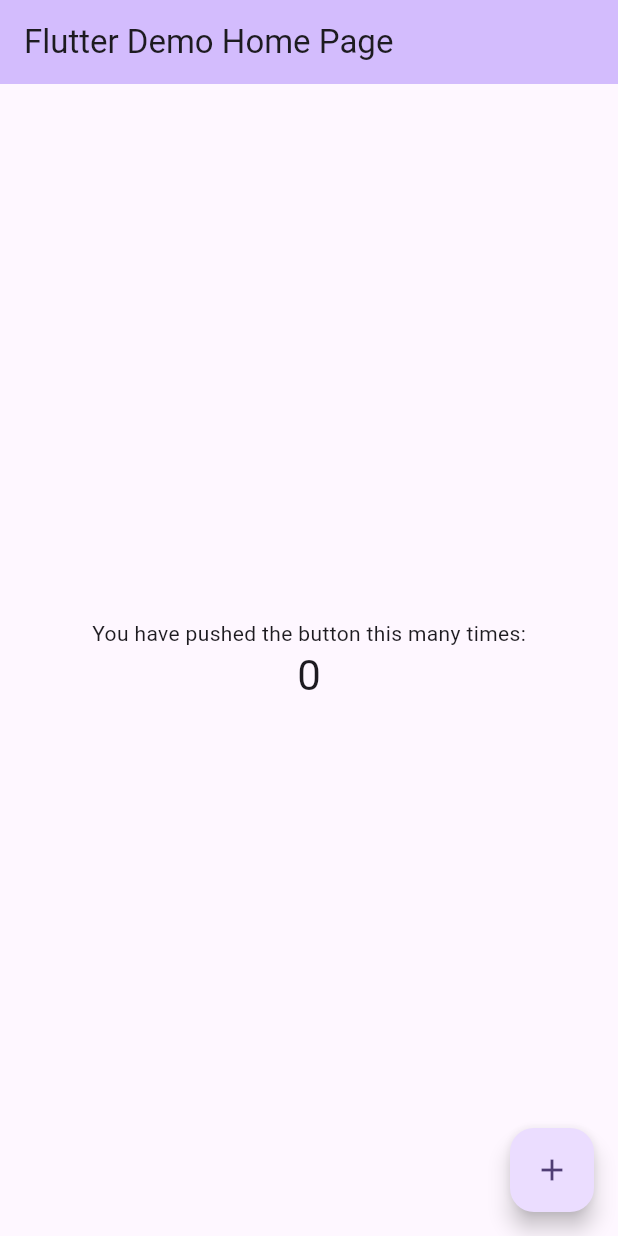
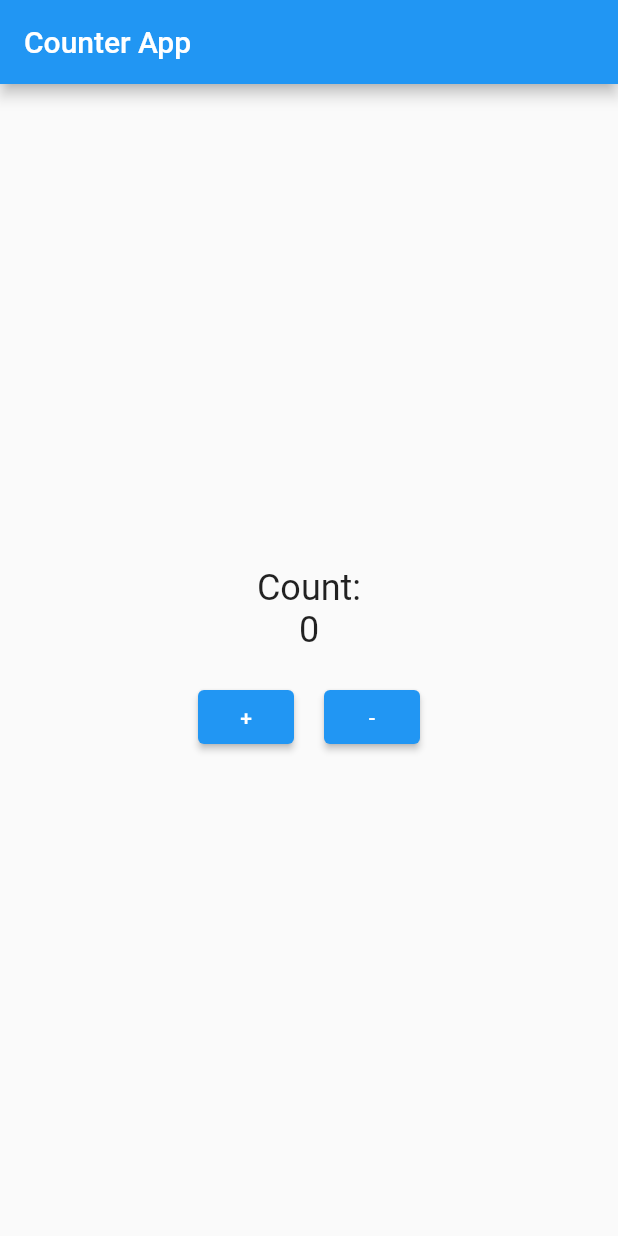
Before and after one commit to csearafat01/module_7_live_test, a Flutter app: the screen it shows after launch, on a phone screen of 412 x 824 dp. Run offline on Flutter 3.47's test engine with Material 2 defaults, Android fonts, the phone set to English and light mode, and no system bars.

```diff
--- a/lib/main.dart
+++ b/lib/main.dart
@@ -1,125 +1,99 @@
 import 'package:flutter/material.dart';
 
-void main() {
-  runApp(const MyApp());
-}
+void main() => runApp(MyApp());
 
 class MyApp extends StatelessWidget {
-  const MyApp({super.key});
-
-  // This widget is the root of your application.
   @override
   Widget build(BuildContext context) {
-    return MaterialApp(
-      title: 'Flutter Demo',
-      theme: ThemeData(
-        // This is the theme of your application.
-        //
-        // TRY THIS: Try running your application with "flutter run". You'll see
-        // the application has a blue toolbar. Then, without quitting the app,
-        // try changing the seedColor in the colorScheme below to Colors.green
-        // and then invoke "hot reload" (save your changes or press the "hot
-        // reload" button in a Flutter-supported IDE, or press "r" if you used
-        // the command line to start the app).
-        //
-        // Notice that the counter didn't reset back to zero; the application
-        // state is not lost during the reload. To reset the state, use hot
-        // restart instead.
-        //
-        // This works for code too, not just values: Most code changes can be
-        // tested with just a hot reload.
-        colorScheme: ColorScheme.fromSeed(seedColor: Colors.deepPurple),
-        useMaterial3: true,
-      ),
-      home: const MyHomePage(title: 'Flutter Demo Home Page'),
+    return const MaterialApp(
+      title: 'Module7_LiveTest',
+      home: CountScreen(),
     );
   }
 }
 
-class MyHomePage extends StatefulWidget {
-  const MyHomePage({super.key, required this.title});
-
-  // This widget is the home page of your application. It is stateful, meaning
-  // that it has a State object (defined below) that contains fields that affect
-  // how it looks.
-
-  // This class is the configuration for the state. It holds the values (in this
-  // case the title) provided by the parent (in this case the App widget) and
-  // used by the build method of the State. Fields in a Widget subclass are
-  // always marked "final".
-
-  final String title;
+class CountScreen extends StatefulWidget {
+  const CountScreen({super.key});
 
   @override
-  State<MyHomePage> createState() => _MyHomePageState();
+  _CountScreenState createState() => _CountScreenState();
 }
 
-class _MyHomePageState extends State<MyHomePage> {
-  int _counter = 0;
+class _CountScreenState extends State<CountScreen> {
+  int count = 0;
 
-  void _incrementCounter() {
+  void incrementCount() {
     setState(() {
-      // This call to setState tells the Flutter framework that something has
-      // changed in this State, which causes it to rerun the build method below
-      // so that the display can reflect the updated values. If we changed
-      // _counter without calling setState(), then the build method would not be
-      // called again, and so nothing would appear to happen.
-      _counter++;
+      count++;
+      if (count >= 5) {
+        _showDialog();
+      }
     });
+  }
+
+  void decrementCount() {
+    setState(() {
+      if (count > 0) {
+        count--;
+      }
+    });
+  }
+
+  void _showDialog() {
+    showDialog(
+      context: context,
+      builder: (BuildContext context) {
+        return AlertDialog(
+          title: Text('Button pressed $count times'),
+          actions: <Widget>[
+            TextButton(
+              child: Text('Close'),
+              onPressed: () {
+                Navigator.of(context).pop();
+              },
+            ),
+          ],
+        );
+      },
+    );
   }
 
   @override
   Widget build(BuildContext context) {
-    // This method is rerun every time setState is called, for instance as done
-    // by the _incrementCounter method above.
-    //
-    // The Flutter framework has been optimized to make rerunning build methods
-    // fast, so that you can just rebuild anything that needs updating rather
-    // than having to individually change instances of widgets.
     return Scaffold(
       appBar: AppBar(
-        // TRY THIS: Try changing the color here to a specific color (to
-        // Colors.amber, perhaps?) and trigger a hot reload to see the AppBar
-        // change color while the other colors stay the same.
-        backgroundColor: Theme.of(context).colorScheme.inversePrimary,
-        // Here we take the value from the MyHomePage object that was created by
-        // the App.build method, and use it to set our appbar title.
-        title: Text(widget.title),
+        title: Text('Counter App'),
       ),
       body: Center(
-        // Center is a layout widget. It takes a single child and positions it
-        // in the middle of the parent.
         child: Column(
-          // Column is also a layout widget. It takes a list of children and
-          // arranges them vertically. By default, it sizes itself to fit its
-          // children horizontally, and tries to be as tall as its parent.
-          //
-          // Column has various properties to control how it sizes itself and
-          // how it positions its children. Here we use mainAxisAlignment to
-          // center the children vertically; the main axis here is the vertical
-          // axis because Columns are vertical (the cross axis would be
-          // horizontal).
-          //
-          // TRY THIS: Invoke "debug painting" (choose the "Toggle Debug Paint"
-          // action in the IDE, or press "p" in the console), to see the
-          // wireframe for each widget.
           mainAxisAlignment: MainAxisAlignment.center,
           children: <Widget>[
-            const Text(
-              'You have pushed the button this many times:',
+            Text(
+              'Count:',
+              style: TextStyle(fontSize: 24),
             ),
             Text(
-              '$_counter',
-              style: Theme.of(context).textTheme.headlineMedium,
+              '$count',
+              style: TextStyle(fontSize: 24),
+            ),
+            SizedBox(height: 20),
+            Row(
+              mainAxisAlignment: MainAxisAlignment.center,
+              children: <Widget>[
+                ElevatedButton(
+                  onPressed: incrementCount,
+                  child: Text('+'),
+                ),
+                SizedBox(width: 20),
+                ElevatedButton(
+                  onPressed: decrementCount,
+                  child: Text('-'),
+                ),
+              ],
             ),
           ],
         ),
       ),
-      floatingActionButton: FloatingActionButton(
-        onPressed: _incrementCounter,
-        tooltip: 'Increment',
-        child: const Icon(Icons.add),
-      ), // This trailing comma makes auto-formatting nicer for build methods.
     );
   }
 }
```
Also changed, not shown: 1 other file.
